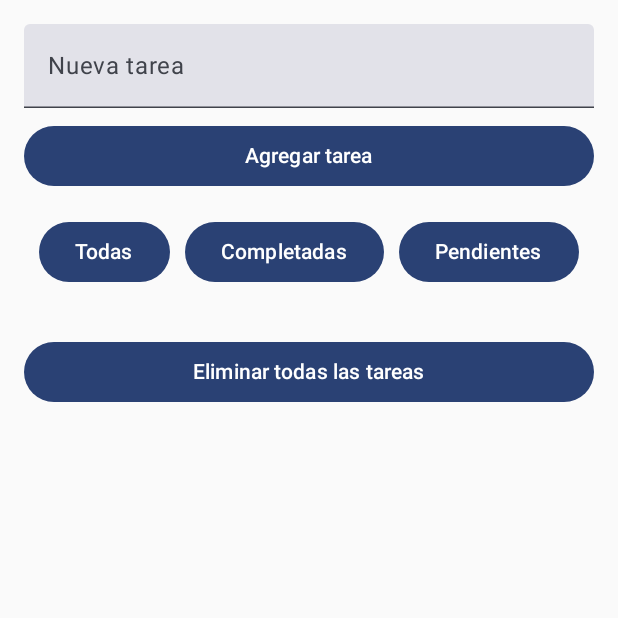
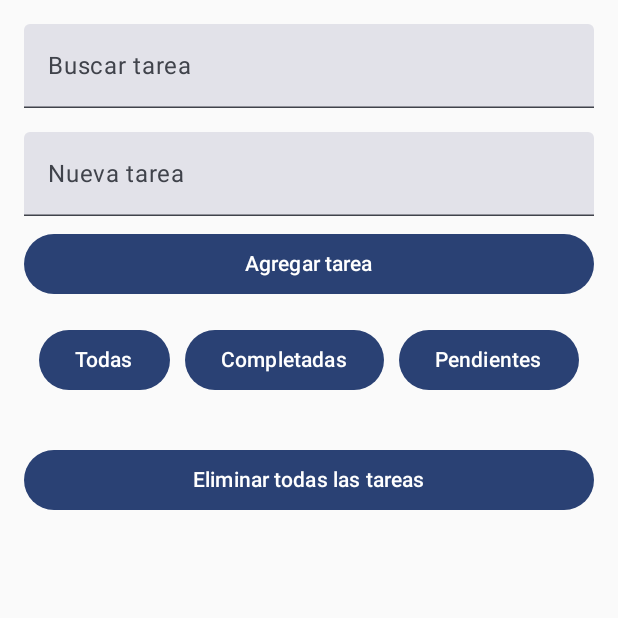
Before and after one commit to BSegovia-Tecsup/lab08, an Android app built with Jetpack Compose: the screen it shows after launch (MainActivity), on a phone screen of 412 x 824 dp, the top half of it. Run offline under Robolectric (Android 15) with nearby library versions, the phone set to English and light mode, and no system bars; our stand-ins replace Room's generated code.

Commit message:
barra de busqueda

```diff
--- a/app/src/main/java/com/example/lab08/MainActivity.kt
+++ b/app/src/main/java/com/example/lab08/MainActivity.kt
@@ -39,6 +39,7 @@ fun TaskScreen(viewModel: TaskViewModel) {
     val tasks by viewModel.tasks.collectAsState()
     val coroutineScope = rememberCoroutineScope()
     var newTaskDescription by remember { mutableStateOf("") }
+    var searchQuery by remember { mutableStateOf("") }
 
     var isEditing by remember { mutableStateOf(false) }
     var taskToEdit by remember { mutableStateOf<Task?>(null) }
@@ -48,6 +49,19 @@ fun TaskScreen(viewModel: TaskViewModel) {
             .fillMaxSize()
             .padding(16.dp)
     ) {
+        // Barra de búsqueda
+        TextField(
+            value = searchQuery,
+            onValueChange = {
+                searchQuery = it
+                viewModel.searchTasks(it) // Llama a la función de búsqueda cada vez que el texto cambia
+            },
+            label = { Text("Buscar tarea") },
+            modifier = Modifier.fillMaxWidth()
+        )
+
+        Spacer(modifier = Modifier.height(16.dp))
+
         TextField(
             value = newTaskDescription,
             onValueChange = { newTaskDescription = it },
--- a/app/src/main/java/com/example/lab08/TaskDao.kt
+++ b/app/src/main/java/com/example/lab08/TaskDao.kt
@@ -38,4 +38,7 @@ interface TaskDao {
     @Query("SELECT * FROM tasks WHERE is_completed = :isCompleted")
     suspend fun getTasksByCompletionStatus(isCompleted: Boolean): List<Task>
 
+    @Query("SELECT * FROM tasks WHERE description LIKE '%' || :query || '%'")
+    suspend fun searchTasks(query: String): List<Task>
+
 }
--- a/app/src/main/java/com/example/lab08/TaskViewModel.kt
+++ b/app/src/main/java/com/example/lab08/TaskViewModel.kt
@@ -92,4 +92,10 @@ class TaskViewModel(private val dao: TaskDao) : ViewModel() {
             _tasks.value = dao.getAllTasks()
         }
     }
+
+    fun searchTasks(query: String) {
+        viewModelScope.launch {
+            _tasks.value = dao.searchTasks(query) // Actualiza la lista de tareas con los resultados de la búsqueda
+        }
+    }
 }
```
